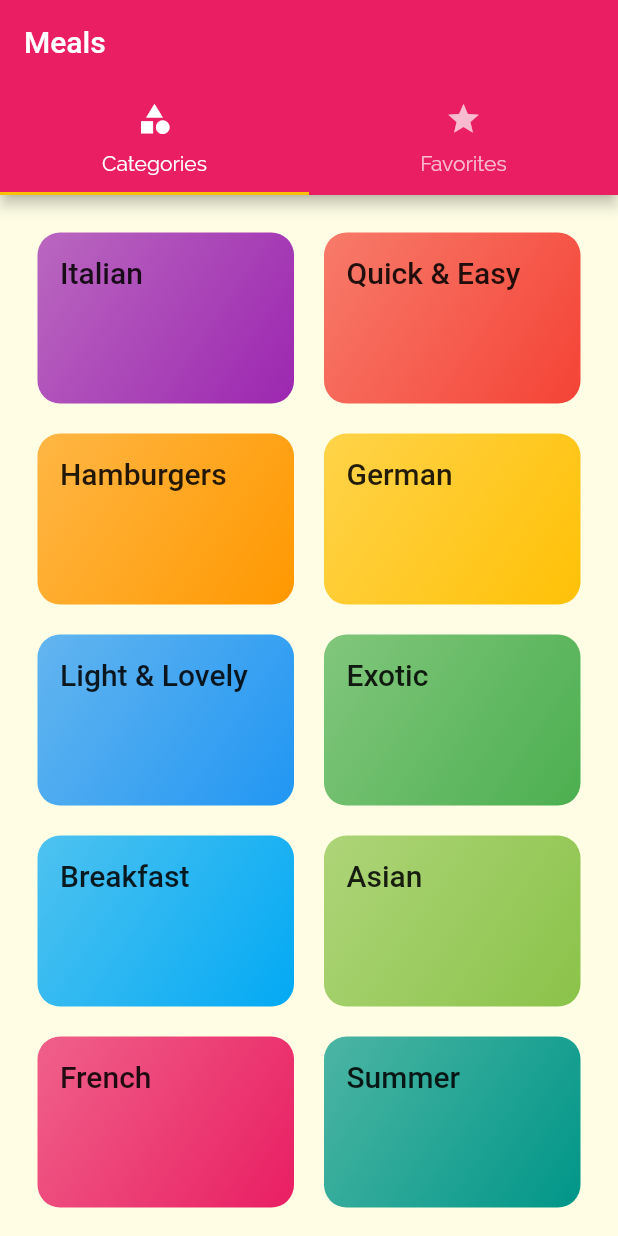
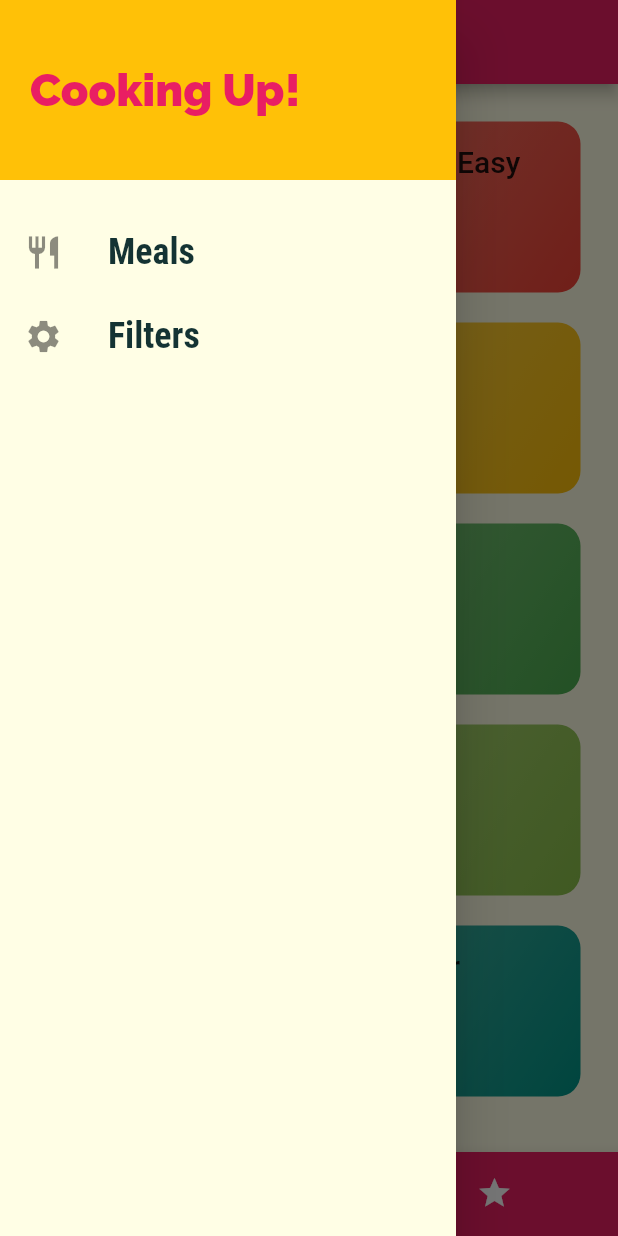
Before and after one commit to TMSoftSolution/MealApp, a Flutter app: the screen it shows after launch, with the side drawer open (before the commit the screen has no drawer), on a phone screen of 412 x 824 dp. Run offline on Flutter 3.47's test engine with Material 2 defaults, Android fonts, the phone set to English and light mode, and no system bars.

Commit message:
add drawer

```diff
--- a/lib/screens/tabs_screen.dart
+++ b/lib/screens/tabs_screen.dart
@@ -1,4 +1,5 @@
 import 'package:flutter/material.dart';
+import '../widgets/main_drawer.dart';
 import 'favorites_screen.dart';
 import 'categories_screen.dart';
 
@@ -8,28 +9,40 @@ class TabsScreen extends StatefulWidget {
 }
 
 class _TabsScreenState extends State<TabsScreen> {
+  List<Widget> _pages = [CategoriesScreen(), FavoritesScreen()];
+  List<String> _titles = ['Categories', 'Favorites'];
+  int _selectedIndex = 0;
+  void _selectPage(int index) {
+    setState(() {
+      _selectedIndex = index;
+    });
+  }
+
   @override
   Widget build(BuildContext context) {
-    return DefaultTabController(
-      length: 2,
-      initialIndex: 0,
-      child: Scaffold(
-        appBar: AppBar(
-          title: Text('Meals'),
-          bottom: TabBar(
-            tabs: [
-              Tab(
-                icon: Icon(Icons.category),
-                text: 'Categories',
-              ),
-              Tab(
-                icon: Icon(Icons.star),
-                text: 'Favorites',
-              ),
-            ],
-          ),
-        ),
-        body: TabBarView(children: [CategoriesScreen(), FavoritesScreen()]),
+    return Scaffold(
+      appBar: AppBar(
+        title: Text(_titles[_selectedIndex]),
+      ),
+      drawer: MainDrawer(),
+      body: _pages[_selectedIndex],
+      bottomNavigationBar: BottomNavigationBar(
+        backgroundColor: Theme.of(context).colorScheme.primary,
+        unselectedItemColor: Colors.white,
+        selectedItemColor: Theme.of(context).colorScheme.secondary,
+        currentIndex: _selectedIndex,
+        type: BottomNavigationBarType.shifting,
+        onTap: _selectPage,
+        items: [
+          BottomNavigationBarItem(
+              backgroundColor: Theme.of(context).colorScheme.primary,
+              icon: Icon(Icons.category),
+              label: 'Categories'),
+          BottomNavigationBarItem(
+              backgroundColor: Theme.of(context).colorScheme.primary,
+              icon: Icon(Icons.star),
+              label: 'Favorites')
+        ],
       ),
     );
   }
--- /dev/null
+++ b/lib/widgets/main_drawer.dart
@@ -0,0 +1,44 @@
+import 'package:flutter/material.dart';
+
+class MainDrawer extends StatelessWidget {
+  Widget _buildListTile(String title, IconData icon) {
+    return ListTile(
+      leading: Icon(icon, size: 26),
+      title: Text(
+        title,
+        style: TextStyle(
+            fontFamily: 'RobotoCondensed',
+            fontSize: 24,
+            fontWeight: FontWeight.bold),
+      ),
+      onTap: () {},
+    );
+  }
+
+  @override
+  Widget build(BuildContext context) {
+    return Drawer(
+      child: Column(
+        children: [
+          Container(
+            height: 120,
+            width: double.infinity,
+            padding: EdgeInsets.all(20),
+            alignment: Alignment.centerLeft,
+            color: Theme.of(context).colorScheme.secondary,
+            child: Text(
+              'Cooking Up!',
+              style: TextStyle(
+                  fontWeight: FontWeight.w900,
+                  fontSize: 30,
+                  color: Theme.of(context).colorScheme.primary),
+            ),
+          ),
+          SizedBox(height: 20),
+          _buildListTile('Meals', Icons.restaurant),
+          _buildListTile('Filters', Icons.settings),
+        ],
+      ),
+    );
+  }
+}
```
